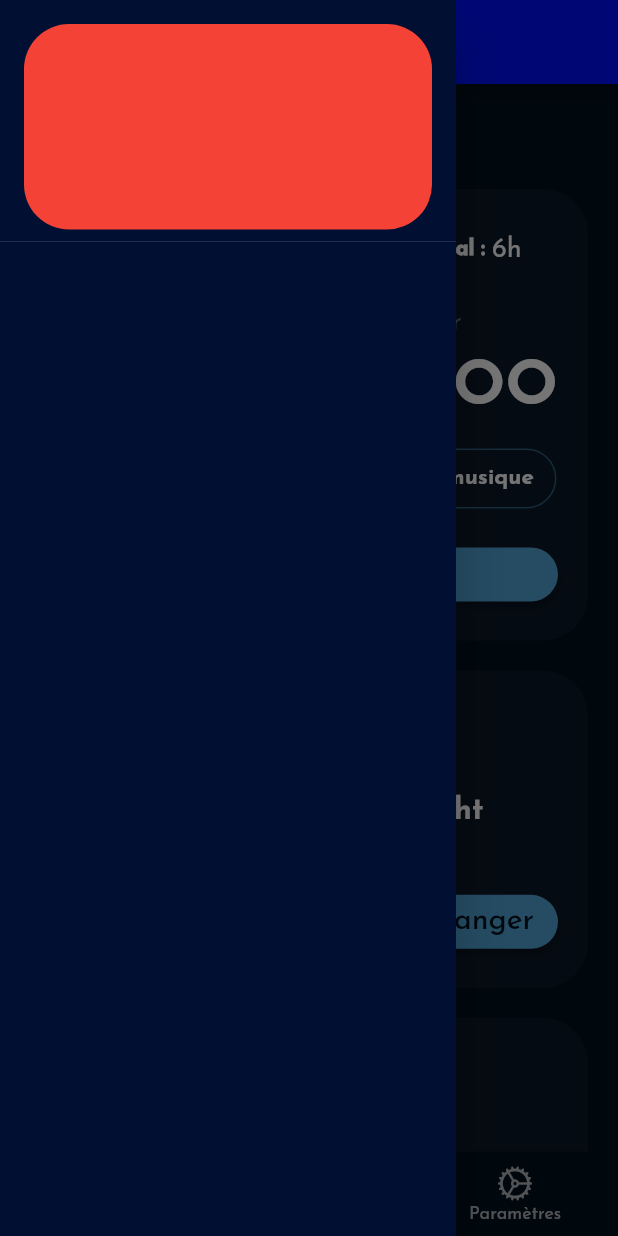
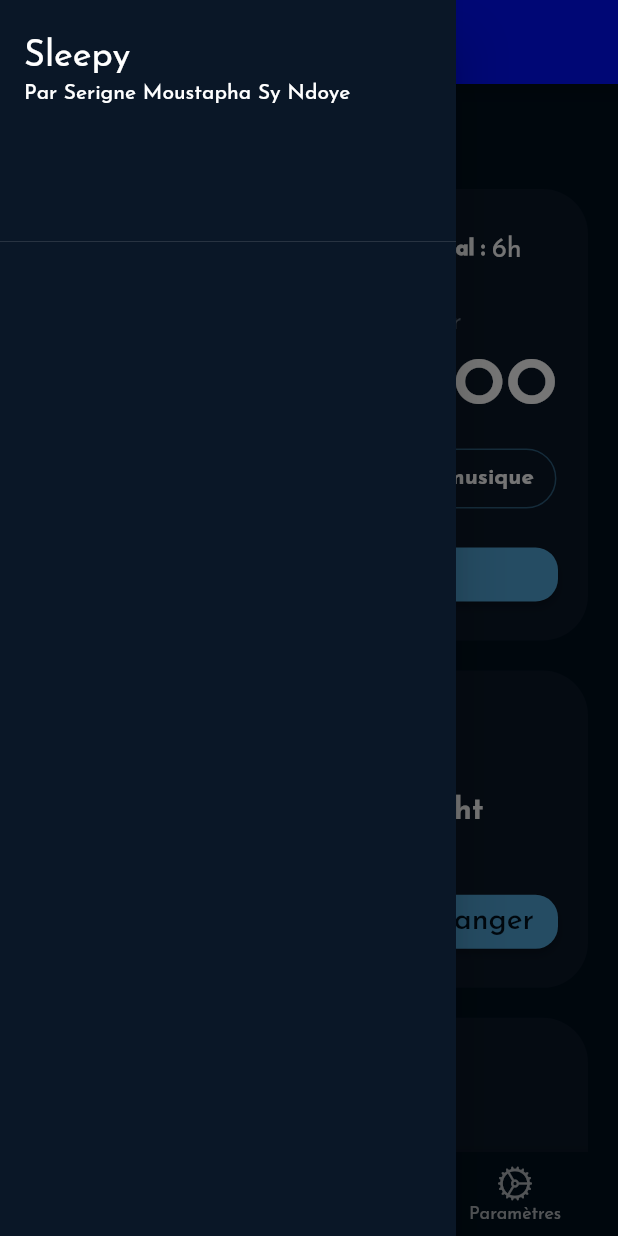
Before and after one commit to csof3cen/sleepy, a Flutter app: the screen it shows after launch, with the side drawer open, on a phone screen of 412 x 824 dp. Run offline on Flutter 3.47's test engine with Material 2 defaults, Android fonts, the phone set to English and light mode, and no system bars; our stand-ins replace google_fonts, sprintf.

Commit message:
Organizing files

```diff
--- a/lib/config.dart
+++ b/lib/config.dart
@@ -33,7 +33,7 @@ ThemeData appTheme(BuildContext context) {
           .headline6
           ?.copyWith(fontFamily: GoogleFonts.josefinSans().fontFamily),
       // padding: const EdgeInsets.symmetric(vertical: 10, horizontal: 15),
-      shape: RoundedRectangleBorder(borderRadius: BorderRadius.circular(30)),
+      shape: RoundedRectangleBorder(borderRadius: BorderRadius.circular(15)),
     )),
   );
 }
--- a/lib/presentation/homescreen/homescreen.dart
+++ b/lib/presentation/homescreen/homescreen.dart
@@ -1,3 +1,5 @@
+import 'package:flutter/cupertino.dart';
+
 import 'components/musiccard.dart';
 import 'components/screentitle.dart';
 import 'package:flutter/material.dart';
--- /dev/null
+++ b/lib/shared/components/appdrawer.dart
@@ -0,0 +1,43 @@
+import 'package:flutter/material.dart';
+import 'package:sleepy/consts.dart';
+
+class AppDrawer extends StatelessWidget {
+  const AppDrawer({Key? key}) : super(key: key);
+
+  @override
+  Widget build(BuildContext context) {
+    return Drawer(
+      backgroundColor: kCardColor,
+      child: Column(
+        children: [
+          DrawerHeader(
+            child: Column(
+              children: [
+                Container(
+                  margin: const EdgeInsets.only(top: 10),
+                  width: 1000,
+                  child: Wrap(
+                    children: [
+                      Text(
+                        "Sleepy",
+                        style: Theme.of(context).textTheme.headline5,
+                      ),
+                      Container(
+                        margin: const EdgeInsets.only(top: 5),
+                        child: const Text(
+                          "Par Serigne Moustapha Sy Ndoye",
+                          maxLines: 2,
+                          overflow: TextOverflow.ellipsis,
+                        ),
+                      ),
+                    ],
+                  ),
+                ),
+              ],
+            ),
+          )
+        ],
+      ),
+    );
+  }
+}
--- a/lib/shared/components/bottomnavigationbar.dart
+++ b/lib/shared/components/bottomnavigationbar.dart
@@ -22,13 +22,13 @@ class _CustomBottomNavigationBarState extends State<CustomBottomNavigationBar> {
           icon: Icon(CupertinoIcons.home),
         ),
         BottomNavigationBarItem(
-          label: 'Résultats',
+          label: 'Statistiques',
           icon: Icon(CupertinoIcons.chart_bar_fill),
         ),
         BottomNavigationBarItem(
           label: 'Paramètres',
           icon: Icon(CupertinoIcons.settings),
-        )
+        ),
       ],
     );
   }
--- a/lib/shared/components/scaffoldconfig.dart
+++ b/lib/shared/components/scaffoldconfig.dart
@@ -1,5 +1,6 @@
 import 'package:sleepy/consts.dart';
 import 'package:flutter/material.dart';
+import 'package:sleepy/shared/components/appdrawer.dart';
 import 'package:sleepy/shared/components/bottomnavigationbar.dart';
 
 class ScaffoldConfig extends StatelessWidget {
@@ -33,24 +34,7 @@ class ScaffoldConfig extends StatelessWidget {
               centerTitle: true,
             )
           : null,
-      drawer: showAppBar
-          ? Drawer(
-              backgroundColor: kBgColor.withBlue(50),
-              child: Column(
-                children: [
-                  DrawerHeader(
-                    child: Container(
-                      height: 300,
-                      decoration: BoxDecoration(
-                        color: Colors.red,
-                        borderRadius: BorderRadius.circular(30),
-                      ),
-                    ),
-                  )
-                ],
-              ),
-            )
-          : null,
+      drawer: showAppBar ? const AppDrawer() : null,
       body: SafeArea(
         child: SingleChildScrollView(
           child: Padding(
```
